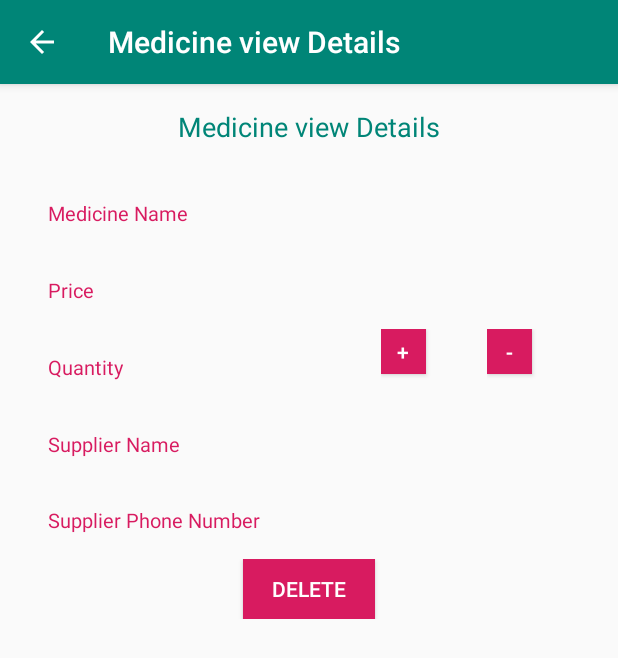
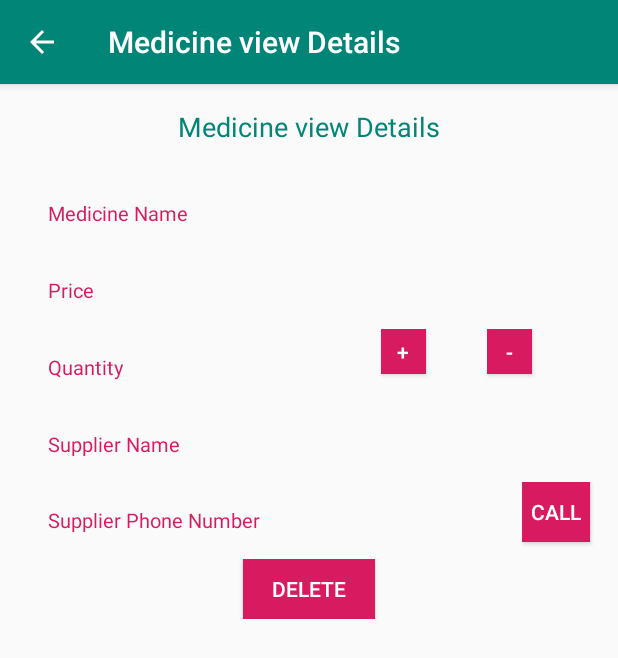
Before and after one commit to dhairya02/InventoryApp, an Android app: the ViewActivity screen opened directly, with no data from a screen before it, on a phone screen of 412 x 824 dp. Shown: the top 658 px of the screen. Run offline under Robolectric (Android 15) with nearby library versions, the phone set to English and light mode, and no system bars.

Commit message:
Changes done as asked by reviewer.

```diff
--- a/app/src/main/AndroidManifest.xml
+++ b/app/src/main/AndroidManifest.xml
@@ -1,6 +1,8 @@
 <?xml version="1.0" encoding="utf-8"?>
 <manifest xmlns:android="http://schemas.android.com/apk/res/android"
     package="com.example.abhis.inventoryapp">
+
+    <uses-permission android:name="android.permission.CALL_PHONE" />
 
     <application
         android:allowBackup="true"
--- a/app/src/main/res/layout/activity_view.xml
+++ b/app/src/main/res/layout/activity_view.xml
@@ -48,7 +48,6 @@
             <TextView
                 android:id="@+id/medicine_price_view_text"
                 style="@style/ViewdetailStyle" />
-
         </LinearLayout>
     </LinearLayout>
 
@@ -138,6 +137,18 @@
                         android:id="@+id/medicine_supplier_phone_number_view_text"
                         style="@style/ViewdetailStyle" />
                 </LinearLayout>
+
+                <LinearLayout style="@style/ListItemLinearLayoutsection2">
+
+                    <Button
+                        android:id="@+id/phone_button"
+                        android:layout_width="45dp"
+                        android:layout_height="40dp"
+                        android:background="@color/colorAccent"
+                        android:focusable="false"
+                        android:text="Call"
+                        android:textColor="#fff" />
+                </LinearLayout>
             </LinearLayout>
         </LinearLayout>
     </LinearLayout>
```
Also changed, not shown: app/src/main/java/com/example/abhis/inventoryapp/CatalogActivity.java (+15 -0 lines), app/src/main/java/com/example/abhis/inventoryapp/CursorAdapterActivity.java (+10 -0 lines), app/src/main/java/com/example/abhis/inventoryapp/ViewActivity.java (+11 -0 lines), app/src/main/res/layout/list_item.xml (+8 -3 lines), app/src/main/res/drawable-hdpi/ic_call.png (added), app/src/main/res/drawable-mdpi/ic_call.png (added), app/src/main/res/drawable-xhdpi/ic_call.png (added), app/src/main/res/drawable-xxhdpi/ic_call.png (added), app/src/main/res/drawable-xxxhdpi/ic_call.png (added).
